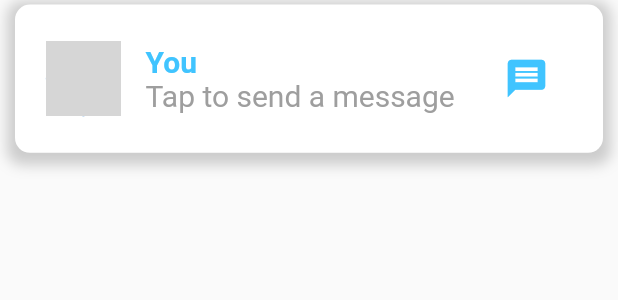
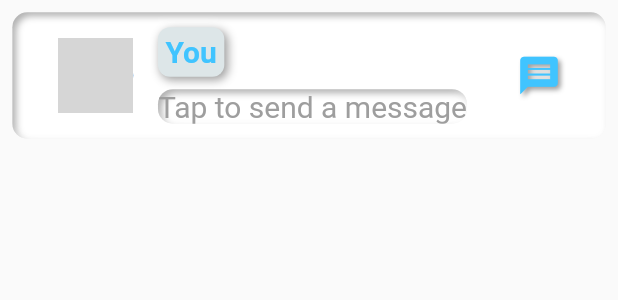
Before and after one commit to AshAman999/FUNZONE, a Flutter app: the ChatHeads widget shown alone on an empty page, opened directly with empty values, on a phone screen of 412 x 824 dp. Shown: the top 300 px of the screen. Run offline on Flutter 3.47's test engine with Material 2 defaults, Android fonts, the light colour scheme and no system bars; drawn by our look-alikes of flutter_neumorphic; our stand-ins replace cloud_firestore, firebase_auth, firebase_core, firebase_storage, flutter_login, image_picker and 3 more; missing offline and left inert: crypton; accounts and stored records are empty; network calls fail; grey boxes are pictures that could not be loaded.

Commit message:
added Neumorphic design patterns

```diff
--- a/lib/widgets/chatheads.dart
+++ b/lib/widgets/chatheads.dart
@@ -1,5 +1,5 @@
 import 'package:firebase_auth/firebase_auth.dart';
-import 'package:flutter/material.dart';
+import 'package:flutter_neumorphic/flutter_neumorphic.dart';
 import 'package:funzone/screens/Detailspage.dart';
 import 'package:funzone/screens/chatpage.dart';
 import 'package:sizer/sizer.dart';
@@ -41,25 +41,17 @@ class ChatHeads extends StatelessWidget {
               ),
             );
           },
-          child: Container(
-            decoration: BoxDecoration(
+          child: Neumorphic(
+            margin: EdgeInsets.symmetric(vertical: 1.h, horizontal: 1.h),
+            padding: EdgeInsets.all(10),
+            style: NeumorphicStyle(
+              boxShape: NeumorphicBoxShape.roundRect(
+                BorderRadius.circular(10),
+              ),
+              depth: -5,
               color: Colors.white,
-              borderRadius: BorderRadius.only(
-                  topLeft: Radius.circular(10),
-                  topRight: Radius.circular(10),
-                  bottomLeft: Radius.circular(10),
-                  bottomRight: Radius.circular(10)),
-              boxShadow: [
-                BoxShadow(
-                  color: Colors.grey.withOpacity(0.5),
-                  spreadRadius: 5,
-                  blurRadius: 7,
-                  offset: Offset(0, 3), // changes position of shadow
+              shape: NeumorphicShape.concave,
             ),
-              ],
-            ),
-            margin: EdgeInsets.fromLTRB(10, 3, 10, 3),
-            height: 12.h,
             child: Row(
               mainAxisAlignment: MainAxisAlignment.start,
               children: [
@@ -103,7 +95,9 @@ class ChatHeads extends StatelessWidget {
                     mainAxisAlignment: MainAxisAlignment.center,
                     crossAxisAlignment: CrossAxisAlignment.start,
                     children: [
-                      Text(
+                      Neumorphic(
+                        padding: EdgeInsets.all(5),
+                        child: Text(
                           FirebaseAuth.instance.currentUser!.uid == uid
                               ? "You"
                               : name,
@@ -113,12 +107,28 @@ class ChatHeads extends StatelessWidget {
                             fontSize: 20,
                           ),
                         ),
-                      Text(
+                      ),
+                      SizedBox(
+                        height: 1.h,
+                      ),
+                      Neumorphic(
+                        // padding: EdgeInsets.all(2),
+                        style: NeumorphicStyle(
+                          boxShape: NeumorphicBoxShape.roundRect(
+                            BorderRadius.circular(10),
+                          ),
+                          depth: -5,
+                          color: Colors.white,
+                          shape: NeumorphicShape.concave,
+                        ),
+
+                        child: Text(
                           "Tap to send a message",
                           style: TextStyle(
                               color: Colors.grey,
                               fontSize: 20,
                               fontWeight: FontWeight.normal),
+                        ),
                       )
                     ],
                   ),
@@ -126,10 +136,12 @@ class ChatHeads extends StatelessWidget {
                 SizedBox(
                   width: 4.w,
                 ),
-                Icon(
+                NeumorphicIcon(
                   Icons.message,
                   size: 30,
+                  style: NeumorphicStyle(
                     color: Colors.lightBlueAccent,
+                  ),
                 ),
               ],
             ),
```
Also changed, not shown: lib/screens/lobby.dart (+22 -6 lines). Lines whose indentation alone changed are shown as unchanged.
